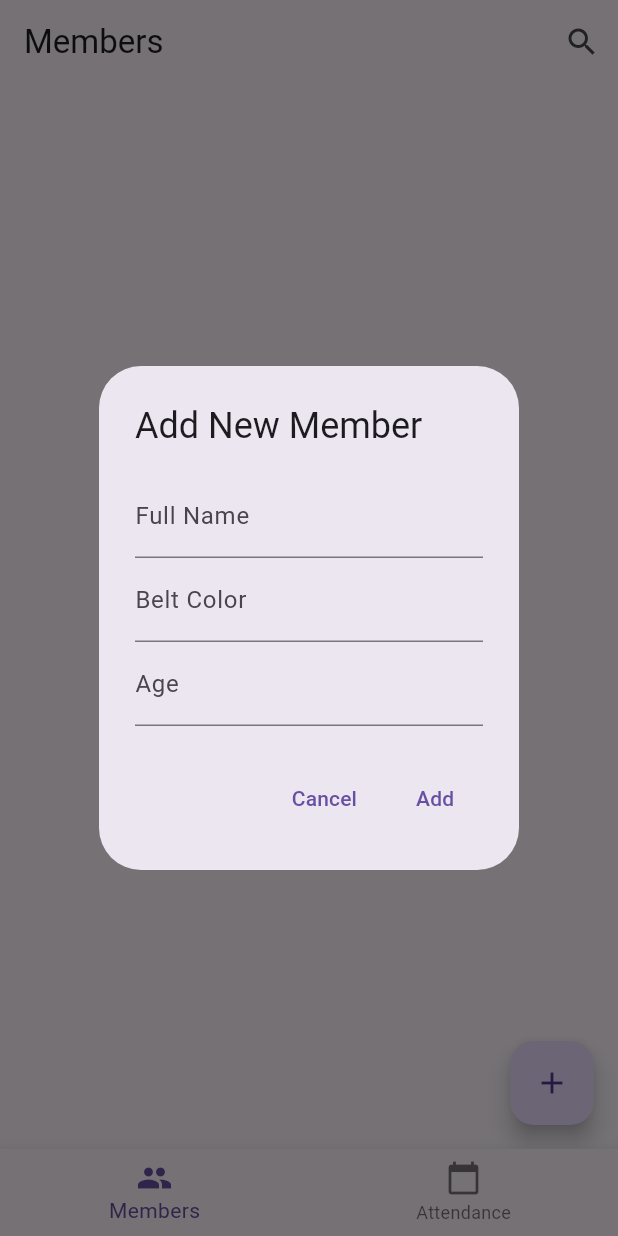
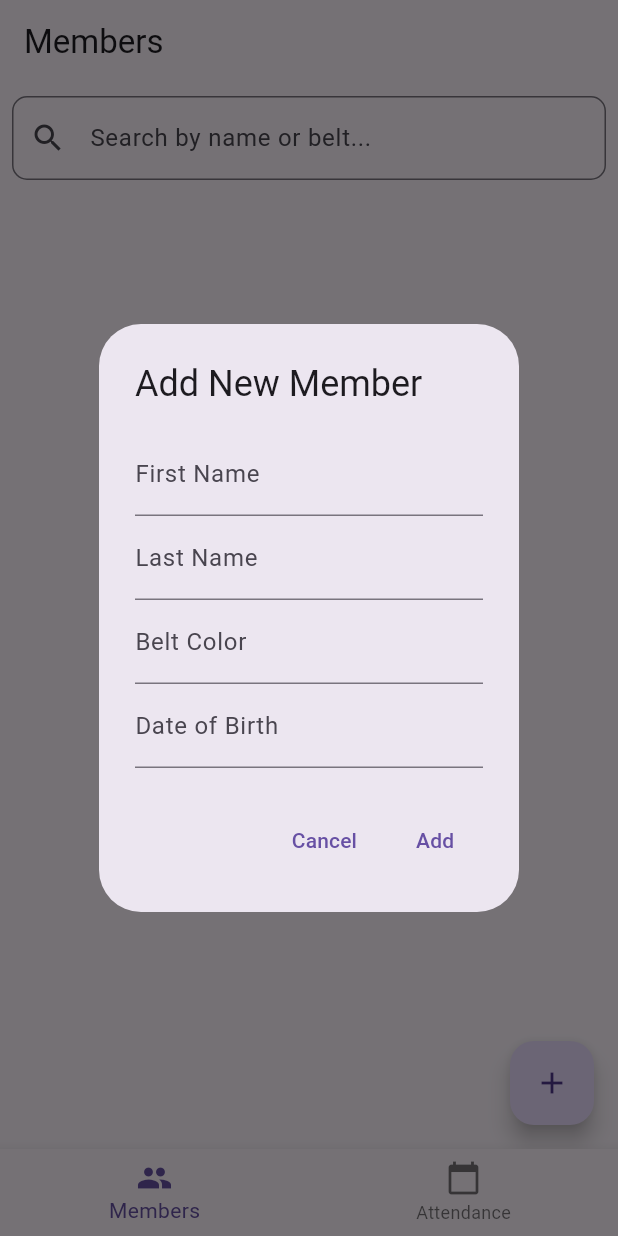
Before and after one commit to lazarrr/karateApp, a Flutter app: the screen it shows after launch, after a tap on the "add" icon, on a phone screen of 412 x 824 dp. Run offline on Flutter 3.47's test engine with Material 3 defaults, Android fonts, the phone set to English and light mode, and no system bars; our stand-ins replace flutter_bloc, sqflite; accounts and stored records are empty.

Commit message:
new members page

```diff
--- a/lib/main.dart
+++ b/lib/main.dart
@@ -5,30 +5,39 @@ import 'package:karate_club_app/src/features/members/members_bloc.dart';
 import 'package:karate_club_app/src/features/members/members_bloc_event.dart';
 import 'package:karate_club_app/src/features/members/members_repository.dart';
 import 'package:karate_club_app/src/models/db/database_helper.dart';
+import 'package:provider/provider.dart';
 
 void main() async {
   WidgetsFlutterBinding.ensureInitialized();
 
   // Initialize database
   final dbHelper = DatabaseHelper.instance;
+  final memberRepo = MemberRepository(dbHelper);
 
-  runApp(MyApp(dbHelper: dbHelper));
+  runApp(
+    MultiProvider(
+      providers: [
+        Provider<MemberRepository>.value(value: memberRepo),
+        BlocProvider<MembersBloc>(
+          create: (context) => MembersBloc(
+            context.read<MemberRepository>(),
+          )..add(LoadMembers()),
+        ),
+      ],
+      child: const MyApp(),
+    ),
+  );
 }
 
 class MyApp extends StatelessWidget {
-  final DatabaseHelper dbHelper;
-
-  const MyApp({super.key, required this.dbHelper});
+  const MyApp({super.key});
 
   @override
   Widget build(BuildContext context) {
-    return MaterialApp(
-        debugShowCheckedModeBanner: false,
-        title: 'Karate Club',
-        home: BlocProvider(
-          create: (context) =>
-              MembersBloc(MemberRepository(dbHelper))..add(LoadMembers()),
-          child: const MainNavigation(),
-        ));
+    return const MaterialApp(
+      debugShowCheckedModeBanner: false,
+      title: 'Karate Club',
+      home: MainNavigation(),
+    );
   }
 }
--- a/lib/src/core/main_navigation.dart
+++ b/lib/src/core/main_navigation.dart
@@ -22,7 +22,6 @@ class _MainNavigationState extends State<MainNavigation> {
           lastName: 'Doe',
           beltColor: 'Black',
           dateOfBirth: DateTime(1998, 5, 20),
-          joinDate: DateTime.now(),
         ),
         Member(
           id: 2,
@@ -30,7 +29,6 @@ class _MainNavigationState extends State<MainNavigation> {
           lastName: 'Smith',
           beltColor: 'Blue',
           dateOfBirth: DateTime(2001, 8, 15),
-          joinDate: DateTime.now(),
         ),
         Member(
           id: 3,
@@ -38,7 +36,6 @@ class _MainNavigationState extends State<MainNavigation> {
           lastName: 'Johnson',
           beltColor: 'Red',
           dateOfBirth: DateTime(1993, 3, 10),
-          joinDate: DateTime.now(),
         ),
       ],
     ),
--- a/lib/src/features/attendance/attendance_page.dart
+++ b/lib/src/features/attendance/attendance_page.dart
@@ -12,7 +12,6 @@ class AttendancePage extends StatefulWidget {
 
 class _AttendancePageState extends State<AttendancePage> {
   List<Member> _filteredMembers = [];
-  String _searchQuery = '';
   bool _selectMode = false;
   final List<int> _selectedIds = [];
 
@@ -24,7 +23,6 @@ class _AttendancePageState extends State<AttendancePage> {
 
   void _filterMembers(String query) {
     setState(() {
-      _searchQuery = query;
       _filteredMembers = widget.members
           .where((member) =>
               member.firstName.toLowerCase().contains(query.toLowerCase()) ||
@@ -66,7 +64,7 @@ class _AttendancePageState extends State<AttendancePage> {
     setState(() {
       _filteredMembers = _filteredMembers.map((member) {
         if (_selectedIds.contains(member.id)) {
-          return member.copyWith();
+          return member.copyWith(dateOfBirth: DateTime.now());
         }
         return member;
       }).toList();
@@ -234,16 +232,14 @@ class _AttendanceCard extends StatelessWidget {
               ),
               IconButton(
                 // is present today not is active
-                icon: Icon(
-                  member.isActive ?? false
+                icon: const Icon(
+                  1 == 1 ?? false
                       ? Icons.check_circle
                       : Icons.radio_button_unchecked,
-                  color: member.isActive ?? false ? Colors.green : Colors.grey,
+                  color: 1 == 1 ?? false ? Colors.green : Colors.grey,
                 ),
                 onPressed: selectMode ? null : onToggleAttendance,
-                tooltip: member.isActive ?? false
-                    ? 'Mark as Absent'
-                    : 'Mark as Present',
+                tooltip: 1 == 1 ?? false ? 'Mark as Absent' : 'Mark as Present',
               ),
             ],
           ),
--- a/lib/src/features/members/members_page.dart
+++ b/lib/src/features/members/members_page.dart
@@ -11,20 +11,7 @@ class MembersPage extends StatelessWidget {
   @override
   Widget build(BuildContext context) {
     return Scaffold(
-      appBar: AppBar(
-        title: const Text('Members'),
-        actions: [
-          IconButton(
-            icon: const Icon(Icons.search),
-            onPressed: () {
-              showSearch(
-                context: context,
-                delegate: MemberSearchDelegate(),
-              );
-            },
-          ),
-        ],
-      ),
+      appBar: AppBar(title: const Text('Members')),
       body: BlocBuilder<MembersBloc, MembersState>(
         builder: (context, state) {
           if (state is MembersLoading) {
@@ -46,6 +33,7 @@ class MembersPage extends StatelessWidget {
 
   void _showAddMemberDialog(BuildContext context) {
     final nameController = TextEditingController();
+    final lastNameController = TextEditingController();
     final beltController = TextEditingController();
     final ageController = TextEditingController();
 
@@ -58,16 +46,38 @@ class MembersPage extends StatelessWidget {
           children: [
             TextField(
               controller: nameController,
-              decoration: const InputDecoration(labelText: 'Full Name'),
+              decoration: const InputDecoration(labelText: 'First Name'),
+            ),
+            TextField(
+              controller: lastNameController,
+              decoration: const InputDecoration(labelText: 'Last Name'),
             ),
             TextField(
               controller: beltController,
               decoration: const InputDecoration(labelText: 'Belt Color'),
             ),
-            TextField(
+            GestureDetector(
+              onTap: () async {
+                final pickedDate = await showDatePicker(
+                  context: context,
+                  initialDate:
+                      DateTime.now().subtract(const Duration(days: 365 * 18)),
+                  firstDate: DateTime(1900),
+                  lastDate: DateTime.now(),
+                );
+                if (pickedDate != null) {
+                  ageController.text = "${pickedDate.toLocal()}".split(' ')[0];
+                }
+              },
+              child: AbsorbPointer(
+                child: TextField(
                   controller: ageController,
-              decoration: const InputDecoration(labelText: 'Age'),
-              keyboardType: TextInputType.number,
+                  decoration: const InputDecoration(
+                    labelText: 'Date of Birth',
+                    hintText: 'Select date of birth',
+                  ),
+                ),
+              ),
             ),
           ],
         ),
@@ -82,10 +92,8 @@ class MembersPage extends StatelessWidget {
                   id: DateTime.now().millisecondsSinceEpoch,
                   firstName: nameController.text,
                   beltColor: beltController.text,
-                lastName: "",
-                dateOfBirth: DateTime.now(),
-                joinDate: DateTime.now(),
-              );
+                  lastName: lastNameController.text,
+                  dateOfBirth: DateTime.now());
               context.read<MembersBloc>().add(AddMember(newMember));
               Navigator.pop(context);
             },
@@ -97,43 +105,102 @@ class MembersPage extends StatelessWidget {
   }
 }
 
-class MembersList extends StatelessWidget {
+class MembersList extends StatefulWidget {
   final List<Member> members;
 
-  const MembersList({super.key, required this.members});
+  const MembersList({Key? key, required this.members}) : super(key: key);
+
+  @override
+  State<MembersList> createState() => _MembersListState();
+}
+
+class _MembersListState extends State<MembersList> {
+  late List<Member> _filteredMembers;
+
+  @override
+  void initState() {
+    super.initState();
+    _filteredMembers = widget.members;
+  }
+
+  @override
+  void didUpdateWidget(covariant MembersList oldWidget) {
+    super.didUpdateWidget(oldWidget);
+    if (oldWidget.members != widget.members) {
+      _filteredMembers = widget.members;
+    }
+  }
+
+  void _filterMembers(String query) {
+    setState(() {
+      _filteredMembers = widget.members
+          .where((member) =>
+              member.firstName.toLowerCase().contains(query.toLowerCase()) ||
+              member.lastName.toLowerCase().contains(query.toLowerCase()) ||
+              member.beltColor.toLowerCase().contains(query.toLowerCase()))
+          .toList();
+    });
+  }
 
   @override
   Widget build(BuildContext context) {
-    return ListView.builder(
-      itemCount: members.length,
+    return SafeArea(
+      child: Column(
+        children: [
+          Padding(
+            padding: const EdgeInsets.all(8.0),
+            child: TextField(
+              decoration: InputDecoration(
+                hintText: 'Search by name or belt...',
+                prefixIcon: const Icon(Icons.search),
+                border: OutlineInputBorder(
+                  borderRadius: BorderRadius.circular(10),
+                ),
+              ),
+              onChanged: _filterMembers,
+            ),
+          ),
+          Expanded(
+            child: ListView.builder(
+              itemCount: _filteredMembers.length,
               itemBuilder: (context, index) {
-        final member = members[index];
+                final member = _filteredMembers[index];
                 return Card(
-          margin: const EdgeInsets.symmetric(horizontal: 8, vertical: 4),
+                  margin:
+                      const EdgeInsets.symmetric(horizontal: 8, vertical: 4),
                   child: ListTile(
                     leading: CircleAvatar(
                       backgroundColor: _getBeltColor(member.beltColor),
-              child: Text(member.firstName[0]),
+                      child: Text(member.firstName.isNotEmpty
+                          ? member.firstName[0]
+                          : ''),
                     ),
-            title: Text(member.firstName),
-            subtitle: Text('${member.beltColor} belt - Age: ${member.age}'),
+                    title: Text("${member.firstName} ${member.lastName}"),
+                    subtitle:
+                        Text('${member.beltColor} belt - Age: ${member.age}'),
                     trailing: Row(
                       mainAxisSize: MainAxisSize.min,
                       children: [
                         IconButton(
                           icon: const Icon(Icons.edit, color: Colors.blue),
-                  onPressed: () => _showEditMemberDialog(context, member),
+                          onPressed: () =>
+                              _showEditMemberDialog(context, member),
                         ),
                         IconButton(
                           icon: const Icon(Icons.delete, color: Colors.red),
-                  onPressed: () =>
-                      context.read<MembersBloc>().add(DeleteMember(member.id)),
+                          onPressed: () => context
+                              .read<MembersBloc>()
+                              .add(DeleteMember(member.id)),
                         ),
                       ],
                     ),
                   ),
                 );
               },
+            ),
+          ),
+        ],
+      ),
     );
   }
 
@@ -159,9 +226,11 @@ class MembersList extends StatelessWidget {
   }
 
   void _showEditMemberDialog(BuildContext context, Member member) {
-    final nameController = TextEditingController(text: member.firstName);
+    final firstNameController = TextEditingController(text: member.firstName);
+    final lastNameController = TextEditingController(text: member.lastName);
     final beltController = TextEditingController(text: member.beltColor);
-    final ageController = TextEditingController(text: member.age.toString());
+    final ageController =
+        TextEditingController(text: member.dateOfBirth.toString());
 
     showDialog(
       context: context,
@@ -171,17 +240,39 @@ class MembersList extends StatelessWidget {
           mainAxisSize: MainAxisSize.min,
           children: [
             TextField(
-              controller: nameController,
-              decoration: const InputDecoration(labelText: 'Full Name'),
+              controller: firstNameController,
+              decoration: const InputDecoration(labelText: 'First Name'),
+            ),
+            TextField(
+              controller: lastNameController,
+              decoration: const InputDecoration(labelText: 'Last Name'),
             ),
             TextField(
               controller: beltController,
               decoration: const InputDecoration(labelText: 'Belt Color'),
             ),
-            TextField(
+            GestureDetector(
+              onTap: () async {
+                final pickedDate = await showDatePicker(
+                  context: context,
+                  initialDate:
+                      DateTime.now().subtract(const Duration(days: 365 * 18)),
+                  firstDate: DateTime(1900),
+                  lastDate: DateTime.now(),
+                );
+                if (pickedDate != null) {
+                  ageController.text = "${pickedDate.toLocal()}".split(' ')[0];
+                }
+              },
+              child: AbsorbPointer(
+                child: TextField(
                   controller: ageController,
-              decoration: const InputDecoration(labelText: 'Age'),
-              keyboardType: TextInputType.number,
+                  decoration: const InputDecoration(
+                    labelText: 'Date of Birth',
+                    hintText: 'Select date of birth',
+                  ),
+                ),
+              ),
             ),
           ],
         ),
@@ -193,9 +284,10 @@ class MembersList extends StatelessWidget {
           TextButton(
             onPressed: () {
               final updatedMember = member.copyWith(
-                name: nameController.text,
-                beltColor: beltController.text,
-                age: int.tryParse(ageController.text) ?? member.age,
+                firstName: firstNameController.text,
+                lastName: lastNameController.text,
+                beltColor: beltController.text, dateOfBirth: DateTime.now(),
+                // You may want to update dateOfBirth instead of age
               );
               context.read<MembersBloc>().add(UpdateMember(updatedMember));
               Navigator.pop(context);
@@ -235,7 +327,8 @@ class MemberSearchDelegate extends SearchDelegate {
   Widget buildResults(BuildContext context) {
     final members = context.read<MembersBloc>().state.members;
     final results = members.where((member) =>
-        member.name.toLowerCase().contains(query.toLowerCase()) ||
+        member.firstName.toLowerCase().contains(query.toLowerCase()) ||
+        member.lastName.toLowerCase().contains(query.toLowerCase()) ||
         member.beltColor.toLowerCase().contains(query.toLowerCase()));
 
     return ListView.builder(
@@ -243,7 +336,7 @@ class MemberSearchDelegate extends SearchDelegate {
       itemBuilder: (context, index) {
         final member = results.elementAt(index);
         return ListTile(
-          title: Text(member.name),
+          title: Text(member.firstName),
           subtitle: Text(member.beltColor),
           onTap: () {
             close(context, null);
@@ -284,9 +377,7 @@ class MemberDetailPage extends StatelessWidget {
           children: [
             Text('Belt Color: ${member.beltColor}',
                 style: TextStyle(fontSize: 18)),
-            Text('Age: ${member.age}', style: TextStyle(fontSize: 18)),
-            Text('Member since: ${member.joinDate.toString().split(' ')[0]}',
-                style: TextStyle(fontSize: 18)),
+            Text('Age: ${member.age}', style: TextStyle(fontSize: 18))
             // Add more member details as needed
           ],
         ),
--- a/lib/src/models/db/database_helper.dart
+++ b/lib/src/models/db/database_helper.dart
@@ -14,6 +14,7 @@ class DatabaseHelper {
   Future<Database> get database async => _database ??= await _initDatabase();
 
   Future<Database> _initDatabase() async {
+    await deleteDatabase(join(await getDatabasesPath(), _databaseName));
     final databasesPath = await getDatabasesPath();
     final path = join(databasesPath, _databaseName);
 
@@ -31,12 +32,8 @@ class DatabaseHelper {
         id INTEGER PRIMARY KEY AUTOINCREMENT,
         first_name TEXT NOT NULL,
         last_name TEXT NOT NULL,
-        date_of_birth TEXT NOT NULL,
         belt_color TEXT NOT NULL,
-        join_date TEXT NOT NULL,
-        is_active INTEGER DEFAULT 1,
-        last_payment_date TEXT,
-        created_at TEXT DEFAULT CURRENT_TIMESTAMP
+        date_of_birth TEXT NOT NULL
       )
     ''');
 
--- a/lib/src/models/member.dart
+++ b/lib/src/models/member.dart
@@ -6,54 +6,36 @@ class Member {
   final String lastName;
   final DateTime dateOfBirth;
   final String beltColor;
-  final DateTime joinDate;
-  bool isActive;
-  DateTime? lastPaymentDate;
 
-  Member({
-    required this.id,
+  Member(
+      {required this.id,
       required this.firstName,
       required this.lastName,
       required this.dateOfBirth,
-    required this.beltColor,
-    required this.joinDate,
-    this.isActive = true,
-    this.lastPaymentDate,
-  });
+      required this.beltColor});
 
   // Convert a Member into a Map
   Map<String, dynamic> toMap() {
     return {
-      'id': id,
       'first_name': firstName,
       'last_name': lastName,
       'date_of_birth': DatabaseHelper.formatDate(dateOfBirth),
-      'belt_color': beltColor,
-      'join_date': DatabaseHelper.formatDate(joinDate),
-      'is_active': isActive ? 1 : 0,
-      'last_payment_date': lastPaymentDate != null
-          ? DatabaseHelper.formatDate(lastPaymentDate!)
-          : null,
+      'belt_color': beltColor
     };
   }
 
-  Member copyWith({
-    int? id,
-    String? name,
-    String? beltColor,
-    int? age,
-    DateTime? joinDate,
-  }) {
+  Member copyWith(
+      {int? id,
+      String? firstName,
+      String? lastName,
+      required DateTime dateOfBirth,
+      String? beltColor}) {
     return Member(
         id: id ?? this.id,
-      firstName: name ?? this.firstName,
+        firstName: firstName ?? this.firstName,
+        lastName: lastName ?? this.lastName,
         beltColor: beltColor ?? this.beltColor,
-      dateOfBirth: dateOfBirth,
-      lastName: lastName ?? this.lastName,
-      isActive: isActive,
-      lastPaymentDate: lastPaymentDate,
-      joinDate: joinDate ?? this.joinDate,
-    );
+        dateOfBirth: dateOfBirth);
   }
 
   // Create a Member from a Map
@@ -63,13 +45,7 @@ class Member {
         firstName: map['first_name'],
         lastName: map['last_name'],
         dateOfBirth: DatabaseHelper.parseDate(map['date_of_birth']),
-      beltColor: map['belt_color'],
-      joinDate: DatabaseHelper.parseDate(map['join_date']),
-      isActive: map['is_active'] == 1,
-      lastPaymentDate: map['last_payment_date'] != null
-          ? DatabaseHelper.parseDate(map['last_payment_date'])
-          : null,
-    );
+        beltColor: map['belt_color']);
   }
 
   // Calculate age from date of birth
```
Lines whose indentation alone changed are shown as unchanged.
